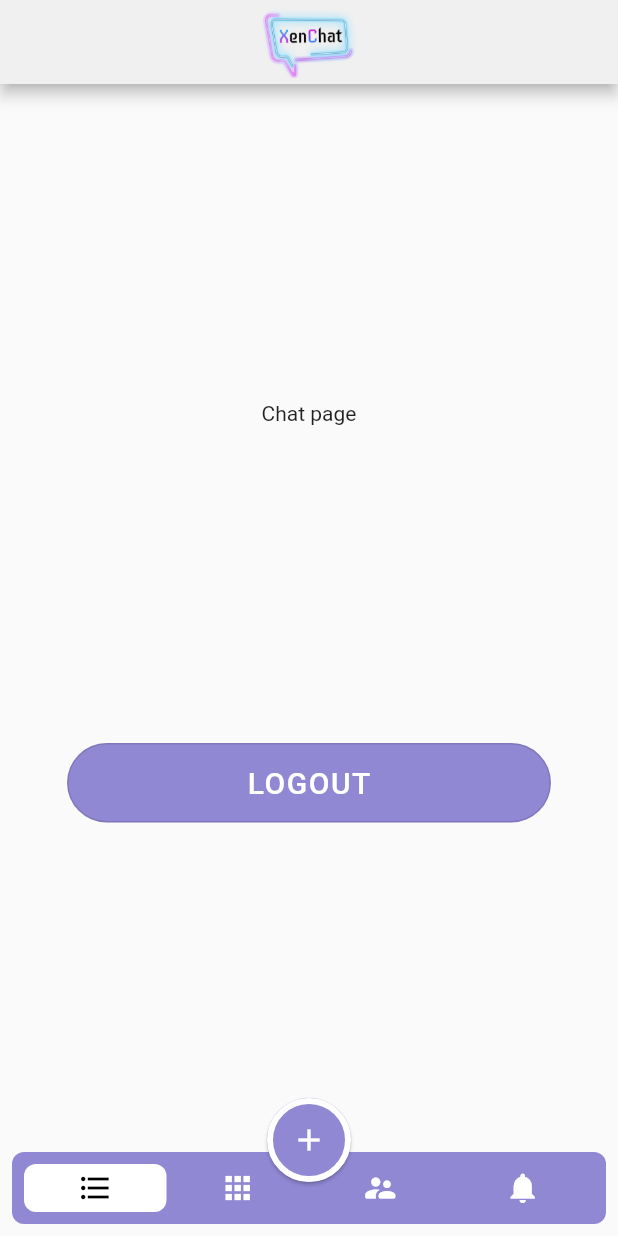
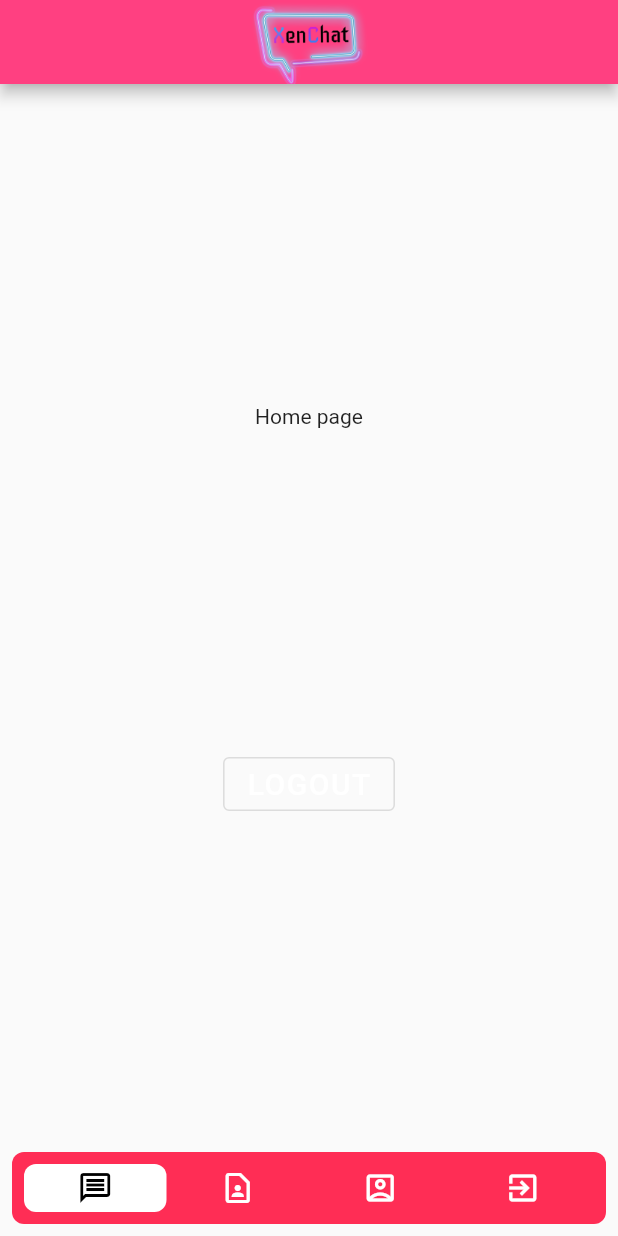
Before and after one commit to mohanrajreese/Xen-Chat, a Flutter app: the screen it shows once a user with an empty profile is signed in, on a phone screen of 412 x 824 dp. Run offline on Flutter 3.47's test engine with Material 2 defaults, Android fonts, the phone set to English and light mode, and no system bars; drawn by our look-alikes of floating_bottom_navigation_bar; our stand-ins replace cloud_firestore, firebase_auth, firebase_core, flutter_spinkit, flutter_styled_toast, rflutter_alert; accounts and stored records are empty.

Commit message:
Navigation Partially completed

```diff
--- a/lib/screens/home/chatpage.dart
+++ b/lib/screens/home/chatpage.dart
@@ -1,10 +1,13 @@
-import 'package:xenchat/screens/home/profilepage.dart';
-// import 'package:xenchat/screens/home/contact.dart';
-
+import 'package:flutter/cupertino.dart';
+import 'package:xenchat/landingPage.dart';
+import 'package:xenchat/screens/home/contact.dart';
+// import 'package:google_nav_bar/google_nav_bar.dart';
 import 'package:firebase_auth/firebase_auth.dart';
 import 'package:flutter/material.dart';
 // import 'package:provider/provider.dart';
 import 'package:floating_bottom_navigation_bar/floating_bottom_navigation_bar.dart';
+import 'package:xenchat/screens/home/profilepage.dart';
+import 'lib.dart';
 
 
 class ChatPage extends StatefulWidget {
@@ -15,67 +18,71 @@ class ChatPage extends StatefulWidget {
 }
 
 class _ChatPageState extends State<ChatPage> {
+
   int _index = 0;
 
   @override
   Widget build(BuildContext context) {
     return MaterialApp(
-      home: Scaffold(
+      home: Builder(
+        builder: (context)=> Scaffold(
           appBar: AppBar(
-          backgroundColor: Color(0xFFF0F0F0),
+            backgroundColor: Colors.pinkAccent,
             title: Image.asset(
               'media/XenLogo.png',
-            height: 50,
+              height: 60,
+              width: 150,
             ),
             centerTitle: true,
           ),
-        floatingActionButton: FloatingActionButton(
-          onPressed: () {
-            Navigator.push(
-                context,
-                MaterialPageRoute(
-                  builder: (context) => ProfilePage(),
-                ));
-          },
-          backgroundColor: Color(0xFF9088D3),
-          elevation: 1.0,
-          shape: RoundedRectangleBorder(
-              borderRadius: BorderRadius.circular(30.0),
-              side: BorderSide(color: Colors.white, width: 4.0)),
-          child: Icon(Icons.add),
-        ),
-        floatingActionButtonLocation: FloatingActionButtonLocation.centerDocked,
           bottomNavigationBar: FloatingNavbar(
             onTap: (int val) {
-            setState(() {
-              _index = val;
-            });
+              setState(() { _index = val; } );
+              if(val==0){
+                Navigator.push(context,
+                    MaterialPageRoute(
+                      builder: (context)=> ChatPage(),
+                    )
+                );
+              }
+              if(val==1){
+                Navigator.push(context,
+                    MaterialPageRoute(
+                      builder: (context)=> Contact(),
+                    )
+                );
+              }
+              if(val==2){
+                Navigator.push(context,
+                    MaterialPageRoute(
+                      builder: (context)=> ProfilePage(),
+                    )
+                );
+              }
+              if(val==3){
+                Navigator.push(context,
+                    MaterialPageRoute(
+                      builder: (context)=> landingPage(),
+                    )
+                );
+              }
             },
-          backgroundColor: Color(0xFF9088D3),
+            backgroundColor: CupertinoColors.systemPink,
             currentIndex: _index,
             items: [
-            FloatingNavbarItem(icon: Icons.format_list_bulleted_sharp),
-            FloatingNavbarItem(
-              icon: Icons.apps_rounded,
-            ),
-            FloatingNavbarItem(icon: Icons.supervisor_account_rounded),
-            FloatingNavbarItem(icon: Icons.notifications),
+              FloatingNavbarItem(icon: Icons.message_outlined),
+              FloatingNavbarItem(icon: Icons.contact_page_outlined ),
+              FloatingNavbarItem(icon: Icons.account_box_outlined),
+              FloatingNavbarItem(icon: Icons.exit_to_app_outlined),
             ],
           ),
           body: Center(
             child: Column(
               mainAxisAlignment: MainAxisAlignment.spaceEvenly,
               children: <Widget>[
-              Text("Chat page"),
+                Text("Home page"),
                 OutlinedButton(
-                style: OutlinedButton.styleFrom(
-                  elevation: 0,
-                  padding: EdgeInsets.symmetric(horizontal: 120, vertical: 15),
-                  backgroundColor: const Color(0xFF9088D3),
-                  shape: RoundedRectangleBorder(
-                    borderRadius: BorderRadius.circular(35),
-                  ),
-                ),
+
                   child: Text(
                     'LOGOUT',
                     style: TextStyle(
@@ -89,6 +96,7 @@ class _ChatPageState extends State<ChatPage> {
             ),
           ),
         ),
+      ),
     );
   }
 }
--- a/lib/screens/home/contact.dart
+++ b/lib/screens/home/contact.dart
@@ -15,7 +15,7 @@ class _ContactState extends State<Contact> {
     return MaterialApp(
       home: Scaffold(
         body: Text("Contact page"),
-      ),
+       ),
     );;
   }
 }
--- /dev/null
+++ b/lib/screens/home/lib.dart
@@ -0,0 +1 @@
+// TODO Implement this library.
--- a/pubspec.yaml
+++ b/pubspec.yaml
@@ -23,6 +23,7 @@ dependencies:
   rflutter_alert: "^2.0.4"
   flutter_styled_toast: "^2.0.0"
   provider: ^6.0.1
+  google_nav_bar: ^5.0.5
 
 dev_dependencies:
   flutter_test:
```
Also changed, not shown: pubspec.lock. Lines whose indentation alone changed are shown as unchanged.
